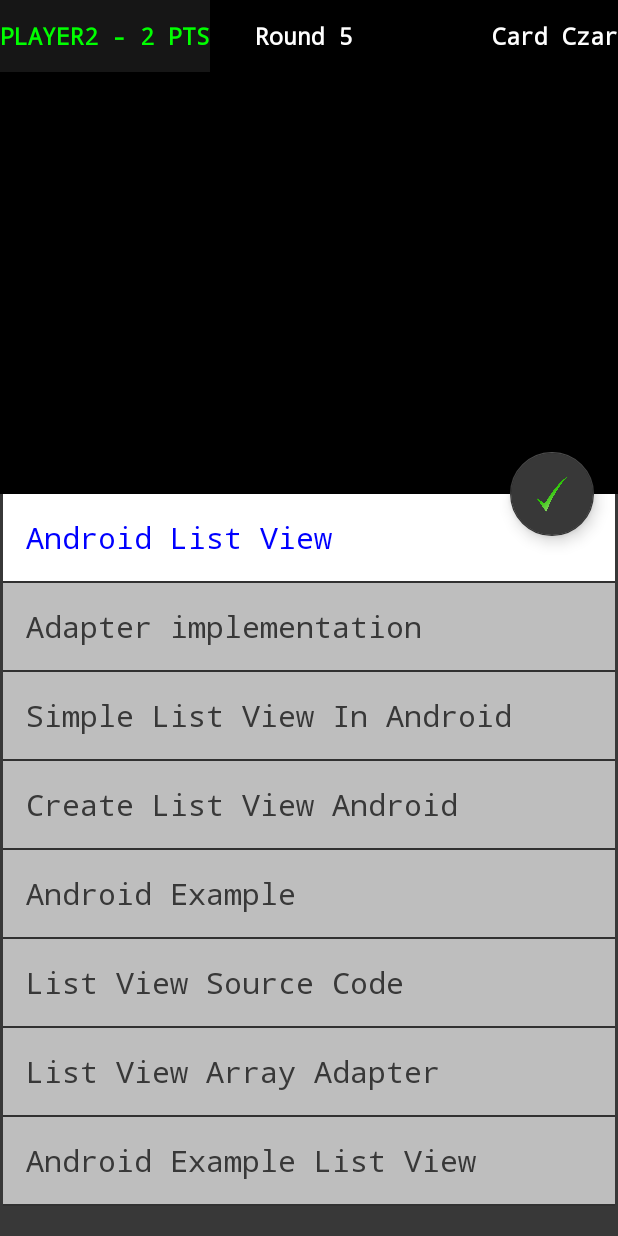
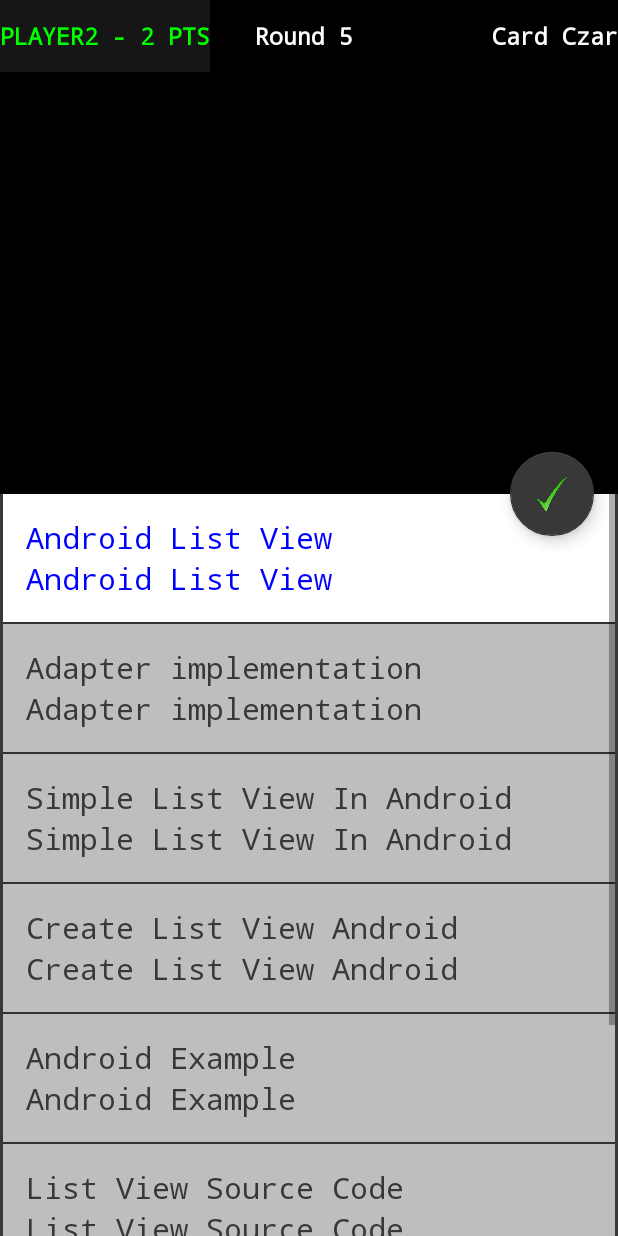
Before and after one commit to Lamouse/CM-CardsAgainstHumanity, an Android app: the CzarPick screen opened directly, with no data from a screen before it, after a tap on "Android List View", on a phone screen of 412 x 824 dp. Run offline under Robolectric (Android 15) with nearby library versions, the phone set to English and light mode, and no system bars.

Commit message:
merge conflicts

```diff
--- a/CardsAgainstHumanity/app/src/main/java/com/example/asus/cardsagainsthumanity/game/CzarPick.java
+++ b/CardsAgainstHumanity/app/src/main/java/com/example/asus/cardsagainsthumanity/game/CzarPick.java
@@ -13,6 +13,7 @@ import android.widget.TextView;
 import com.example.asus.cardsagainsthumanity.ManagerInterface;
 import com.example.asus.cardsagainsthumanity.R;
 import com.example.asus.cardsagainsthumanity.game.utils.AnswerArrayAdapter;
+import com.example.asus.cardsagainsthumanity.game.utils.ViewAnswerArrayAdapter;
 
 import java.util.ArrayList;
 
@@ -66,7 +67,7 @@ public class CzarPick extends AppCompatActivity implements ManagerInterface
                 "Android Example List View"
         };
 
-        final AnswerArrayAdapter adapter = new AnswerArrayAdapter(this, values);
+        final ViewAnswerArrayAdapter adapter = new ViewAnswerArrayAdapter(this, values, values);
         listView.setAdapter(adapter);
 
         listView.setOnItemClickListener(new AdapterView.OnItemClickListener() {
--- a/CardsAgainstHumanity/app/src/main/java/com/example/asus/cardsagainsthumanity/game/PlayerWait.java
+++ b/CardsAgainstHumanity/app/src/main/java/com/example/asus/cardsagainsthumanity/game/PlayerWait.java
@@ -11,6 +11,7 @@ import android.widget.ListView;
 import com.example.asus.cardsagainsthumanity.ManagerInterface;
 import com.example.asus.cardsagainsthumanity.R;
 import com.example.asus.cardsagainsthumanity.game.utils.AnswerArrayAdapter;
+import com.example.asus.cardsagainsthumanity.game.utils.ViewAnswerArrayAdapter;
 
 import java.util.ArrayList;
 
@@ -67,15 +68,8 @@ public class PlayerWait extends AppCompatActivity implements ManagerInterface
                 "Android Example List View"
         };
 
-        final AnswerArrayAdapter adapter = new AnswerArrayAdapter(this, values);
+        final ViewAnswerArrayAdapter adapter = new ViewAnswerArrayAdapter(this, values, null);
         listView.setAdapter(adapter);
-
-        listView.setOnItemClickListener(new AdapterView.OnItemClickListener() {
-            @Override
-            public void onItemClick(AdapterView<?> parent, View view, int position, long id) {
-                adapter.itemClicked(position);
-            }
-        });
     }
 
     public void openScoreTable(View view) {
--- /dev/null
+++ b/CardsAgainstHumanity/app/src/main/java/com/example/asus/cardsagainsthumanity/game/utils/ViewAnswerArrayAdapter.java
@@ -0,0 +1,57 @@
+package com.example.asus.cardsagainsthumanity.game.utils;
+
+import android.content.Context;
+import android.view.LayoutInflater;
+import android.view.View;
+import android.view.ViewGroup;
+import android.widget.ArrayAdapter;
+import android.widget.TextView;
+
+import com.example.asus.cardsagainsthumanity.R;
+
+import java.util.ArrayList;
+
+public class ViewAnswerArrayAdapter extends ArrayAdapter<String> {
+    private final Context context;
+    private final String[] answers1;
+    private final String[] answers2;
+    private int clickedItem = -1;
+
+    public ViewAnswerArrayAdapter(Context context, String[] answers1, String[] answers2) {
+        super(context, R.layout.content_answers, answers1);
+        this.context = context;
+        this.answers1 = answers1;
+        this.answers2 = answers2;
+    }
+
+    @Override
+    public View getView(int position, View convertView, ViewGroup parent) {
+        LayoutInflater inflater = (LayoutInflater) context
+                .getSystemService(Context.LAYOUT_INFLATER_SERVICE);
+
+        View rowView;
+        if(position == clickedItem){
+            rowView = inflater.inflate(R.layout.content_view_answers1, parent, false);
+        }
+        else {
+            rowView = inflater.inflate(R.layout.content_view_answers, parent, false);
+        }
+        TextView textView = (TextView) rowView.findViewById(R.id.text1);
+        textView.setText(answers1[position]);
+
+        TextView textView2 = (TextView) rowView.findViewById(R.id.text2);
+        if(answers2 != null) {
+            textView2.setText(answers2[position]);
+        }
+        else {
+            textView2.setVisibility(View.GONE);
+        }
+
+        return rowView;
+    }
+
+    public void itemClicked(int position) {
+        clickedItem = position;
+        notifyDataSetChanged();
+    }
+}
--- a/CardsAgainstHumanity/app/src/main/res/layout/activity_room.xml
+++ b/CardsAgainstHumanity/app/src/main/res/layout/activity_room.xml
@@ -22,6 +22,7 @@
         android:layout_width="match_parent"
         android:layout_height="wrap_content"
         android:text="Waiting for player..."
+        android:clickable="false"
         android:typeface="monospace"
         android:textColor="@color/colorBlack"
         android:layout_alignParentBottom="true"
--- /dev/null
+++ b/CardsAgainstHumanity/app/src/main/res/layout/content_view_answers.xml
@@ -0,0 +1,26 @@
+<?xml version="1.0" encoding="utf-8"?>
+<LinearLayout xmlns:android="http://schemas.android.com/apk/res/android"
+    android:layout_width="match_parent"
+    android:layout_height="wrap_content"
+    android:padding="@dimen/row_padding"
+    android:background="@color/colorLightGray"
+    android:layout_marginTop="2dp"
+    android:layout_marginBottom="2dp"
+    android:orientation="vertical">
+
+    <TextView
+        android:layout_width="match_parent"
+        android:layout_height="wrap_content"
+        android:textColor="@color/colorDarkGray"
+        android:textSize="20sp"
+        android:typeface="monospace"
+        android:id="@+id/text1" />
+
+    <TextView
+        android:layout_width="match_parent"
+        android:layout_height="wrap_content"
+        android:textColor="@color/colorDarkGray"
+        android:textSize="20sp"
+        android:typeface="monospace"
+        android:id="@+id/text2" />
+</LinearLayout>
--- /dev/null
+++ b/CardsAgainstHumanity/app/src/main/res/layout/content_view_answers1.xml
@@ -0,0 +1,26 @@
+<?xml version="1.0" encoding="utf-8"?>
+<LinearLayout xmlns:android="http://schemas.android.com/apk/res/android"
+    android:layout_width="match_parent"
+    android:layout_height="wrap_content"
+    android:padding="@dimen/row_padding"
+    android:background="@color/colorWhite"
+    android:layout_marginTop="2dp"
+    android:layout_marginBottom="2dp"
+    android:orientation="vertical">
+
+    <TextView
+        android:layout_width="match_parent"
+        android:layout_height="wrap_content"
+        android:textColor="@color/colorBlue"
+        android:textSize="20sp"
+        android:typeface="monospace"
+        android:id="@+id/text1"/>
+
+    <TextView
+        android:layout_width="match_parent"
+        android:layout_height="wrap_content"
+        android:textColor="@color/colorBlue"
+        android:textSize="20sp"
+        android:typeface="monospace"
+        android:id="@+id/text2" />
+</LinearLayout>
```
Also changed, not shown: 1 other file.
